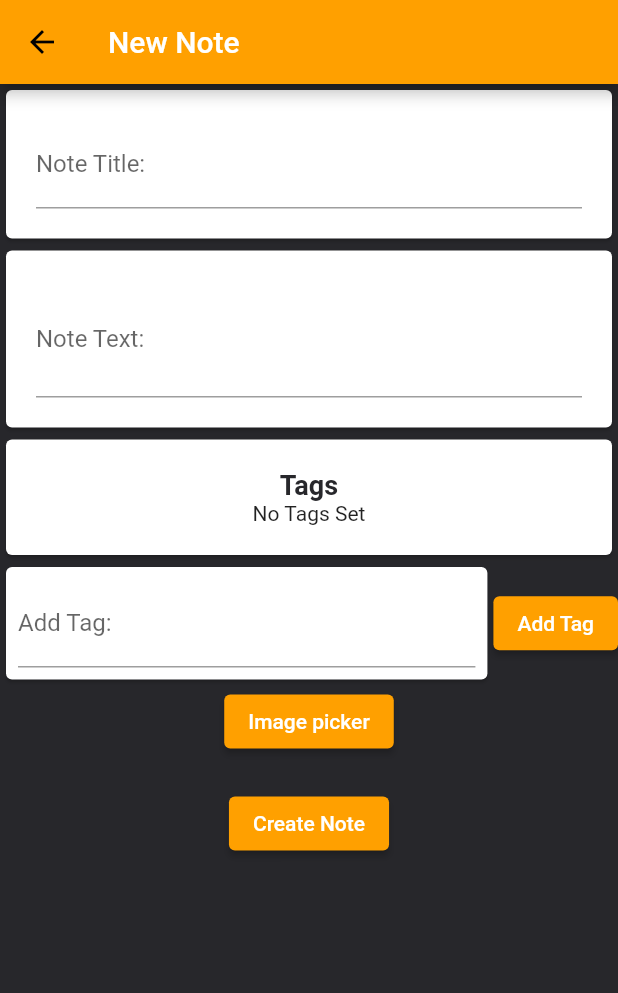
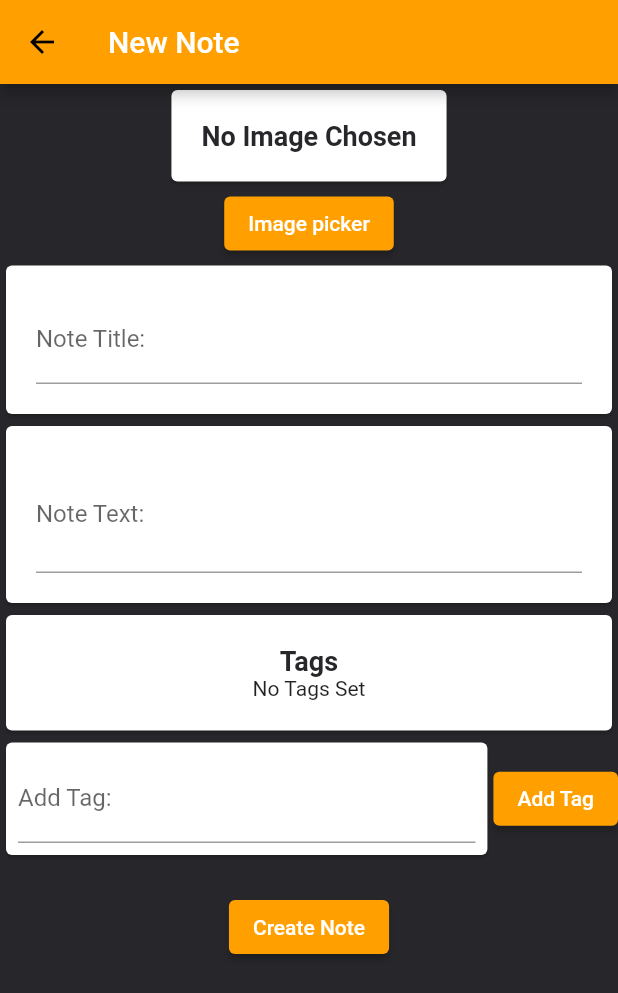
Before and after one commit to jacob1710/noteyio-flutter, a Flutter app: the CreateNoteView screen opened directly with empty values, after a tap on "Image picker", on a phone screen of 412 x 824 dp. Shown: the top 993 px of the screen. Run offline on Flutter 3.47's test engine with Material 2 defaults, Android fonts, the phone set to English and light mode, and no system bars; our stand-ins replace firebase_auth, firebase_core, flutter_slidable, get_it, image_picker, stacked; missing offline and left inert: flutter_uploader; accounts and stored records are empty.

Commit message:
Add image picked to image view, add remove image button, update search api

```diff
--- a/lib/services/api_service.dart
+++ b/lib/services/api_service.dart
@@ -259,15 +259,16 @@ class ApiService{
           return notes;
         } catch (e) {
           print(e.toString());
+          return UserNoteList(notes: []);
         }
       } else {
         print('No note Found');
         print(response.body);
-        return null;
+        return UserNoteList(notes: []);
       }
     } catch (e) {
       print("error");
-      return null;
+      return UserNoteList(notes: []);
     }
   }
 
--- a/lib/views/note_creation/create_note_view.dart
+++ b/lib/views/note_creation/create_note_view.dart
@@ -10,7 +10,6 @@ import 'package:stacked/stacked.dart';
 import 'package:image_picker/image_picker.dart';
 
 class CreateNoteView extends StatefulWidget {
-
   final VoidCallback refresh;
 
   const CreateNoteView({Key? key, required this.refresh}) : super(key: key);
@@ -20,7 +19,6 @@ class CreateNoteView extends StatefulWidget {
 }
 
 class _CreateNoteViewState extends State<CreateNoteView> {
-
   @override
   Widget build(BuildContext context) {
     final double screenHeight = MediaQuery.of(context).size.height;
@@ -36,12 +34,66 @@ class _CreateNoteViewState extends State<CreateNoteView> {
                   "New Note",
                   style: TextStyle(color: Colors.white),
                 ),
-            actions: [
-            ],
+                actions: [],
               ),
               body: SingleChildScrollView(
+                child: Column(children: [
+                    model.imageFile == null
+                        ? Card(
+                            child: Padding(
+                                padding: const EdgeInsets.all(20.0),
                                 child: Column(
                                   children: [
+                                    Text("No Image Chosen",
+                                        style: AppStyles.kHeadingTextStyle),
+                                  ],
+                                )
+                            )
+                        )
+                        : Card(
+                            child: Image.file(
+                              model.imageFile!,
+                            ),
+                          ),
+                  Row(
+                    crossAxisAlignment: CrossAxisAlignment.center,
+                    mainAxisAlignment: MainAxisAlignment.spaceEvenly,
+                    children: [
+                      DefaultButton(
+                        onTapped: () async {
+                          final ImagePicker _picker = ImagePicker();
+                          // Pick an image
+                          final XFile? image = await _picker.pickImage(
+                              source: ImageSource.gallery);
+                          if (image != null) {
+                            File file = File(image.path);
+                            int bytes = file.readAsBytesSync().lengthInBytes;
+                            double mb = bytes / (1024 * 1024);
+                            if (mb < ImageSettings.maxImageSize) {
+                              //Check image within size constraints
+                              setState(() {
+                                model.imageFile = file;
+                              });
+                            } else {
+                              //Image too large
+                              model.showErrorDialog(context, "Image Error",
+                                  "Error, the image you have chosen is too large, keep it under ${ImageSettings.maxImageSize} MB");
+                            }
+                          }
+                        },
+                        text: "Image picker"
+                    ),
+                      if(model.imageFile != null)
+                        DefaultButton(
+                            onTapped: (){
+                              setState(() {
+                                model.imageFile = null;
+                              });
+                            },
+                            text: "Remove Image"
+                        )
+                    ]
+                  ),
                   Card(
                       child: Padding(
                     padding: const EdgeInsets.all(20.0),
@@ -56,8 +108,7 @@ class _CreateNoteViewState extends State<CreateNoteView> {
                         model.title = value;
                       },
                     ),
-                  )
-                ),
+                  )),
                   Card(
                       child: Padding(
                     padding: const EdgeInsets.all(20.0),
@@ -74,36 +125,30 @@ class _CreateNoteViewState extends State<CreateNoteView> {
                         model.text = value;
                       },
                     ),
-                    )
-                ),
+                  )),
                   Card(
                       child: Padding(
                           padding: const EdgeInsets.all(20.0),
                           child: Column(
                             children: [
-                          Text(
-                            "Tags",
-                            style: AppStyles.kHeadingTextStyle
-                          ),
-                          model.tags.isEmpty ? Center(child: Text('No Tags Set')):ListView.builder(
+                              Text("Tags", style: AppStyles.kHeadingTextStyle),
+                              model.tags.isEmpty
+                                  ? Center(child: Text('No Tags Set'))
+                                  : ListView.builder(
                                       shrinkWrap: true,
                                       itemCount: model.tags.length,
                                       itemBuilder: (context, int index) {
-                                return Text('• '+model.tags[index]);
-                              }
-                          ),
+                                        return Text('• ' + model.tags[index]);
+                                      }),
                             ],
-                      )
-                    )
-                ),
-
+                          ))),
                   Row(
                     mainAxisSize: MainAxisSize.min,
                     children: [
                       Expanded(
                         child: Card(
                             child: Container(
-                            width: screenWidth*0.6,
+                          width: screenWidth * 0.6,
                           child: Padding(
                             padding: const EdgeInsets.all(8.0),
                             child: TextFormField(
@@ -119,89 +164,67 @@ class _CreateNoteViewState extends State<CreateNoteView> {
                               },
                             ),
                           ),
-                          )
-                      ),
+                        )),
                       ),
                       DefaultButton(
                         onTapped: () async {
-                        bool complete =  model.addTagToList(model.currentTag);
+                          bool complete = model.addTagToList(model.currentTag);
                           print(complete);
-                        if(complete){
+                          if (complete) {
                             _tagController.clear();
                             model.currentTag = '';
-                          setState(() {
-                          });
-                        }else{
+                            setState(() {});
+                          } else {
                             //error
 
                             //Dismiss keyboard
-                          FocusScope.of(context).requestFocus(new FocusNode());
-
+                            FocusScope.of(context)
+                                .requestFocus(new FocusNode());
                           }
                         },
                         text: 'Add Tag',
                       ),
                     ],
                   ),
-                DefaultButton(
-                    onTapped: () async {
-                      final ImagePicker _picker = ImagePicker();
-                      // Pick an image
-                      final XFile? image = await _picker.pickImage(source: ImageSource.gallery);
-                      if (image != null) {
-                        File file = File(image.path);
-                        int bytes = file.readAsBytesSync().lengthInBytes;
-                        double mb = bytes / (1024*1024);
-                        if(mb<ImageSettings.maxImageSize){
-                          //Check image within size constraints
-                          setState(() {
-                            model.imageFile = file;
-                          });
-                        }else{
-                          //Image too large
-                          model.showErrorDialog(context,
-                              "Image Error",
-                              "Error, the image you have chosen is too large, keep it under ${ImageSettings.maxImageSize} MB");
-                        }
-                      }
-                    },
-                    text: "Image picker"
-                ),
                   SizedBox(height: 20),
                   Center(
                     child: DefaultButton(
                       onTapped: () async {
                         Note? finalNote = await model.createPressed();
-                      if(model.imageFile!=null){
-                        if(finalNote!=null){
+                        if (model.imageFile != null) {
+                          if (finalNote != null) {
                             //If note has uploaded successfully
-                          bool? hasWorked = await model.uploadImageToNote(finalNote.noteId);
-                          if(hasWorked!=null){
+                            bool? hasWorked =
+                                await model.uploadImageToNote(finalNote.noteId);
+                            if (hasWorked != null) {
                               //If image has uploaded successfully
                               widget.refresh();
                               Navigator.pop(context);
-                          }else{
+                              return;
+                            } else {
                               //Show error
-                            model.showErrorDialog(context, "Error", "Error adding note, please try again");
+                              model.showErrorDialog(context, "Error",
+                                  "Error adding note, please try again");
+                              return;
                             }
                           }
                         }
-                      if(finalNote!=null){
+                        if (finalNote != null) {
                           model.imageFile = null;
                           widget.refresh();
                           Navigator.pop(context);
-                      }else{
+                          return;
+                        } else {
                           //error
-                        model.showErrorDialog(context, "Error", "Error adding note, please try again");
+                          model.showErrorDialog(context, "Error",
+                              "Error adding note, please try again");
                         }
                       },
                       text: 'Create Note',
                     ),
                   ),
-              ]
+                ]),
               ),
-          ),
-        )
-    );
+            ));
   }
 }
--- a/lib/views/search/note_search_view.dart
+++ b/lib/views/search/note_search_view.dart
@@ -26,7 +26,7 @@ class _NoteSearchViewState extends State<NoteSearchView> {
           backgroundColor: AppStyles.kDefaultDarkColor,
           appBar: AppBar(
             title: Text(
-              "Search",
+              "Search: "+widget.searchTerm,
               style: TextStyle(color: Colors.white),
               overflow: TextOverflow.ellipsis,
             ),
```
Lines whose indentation alone changed are shown as unchanged.
